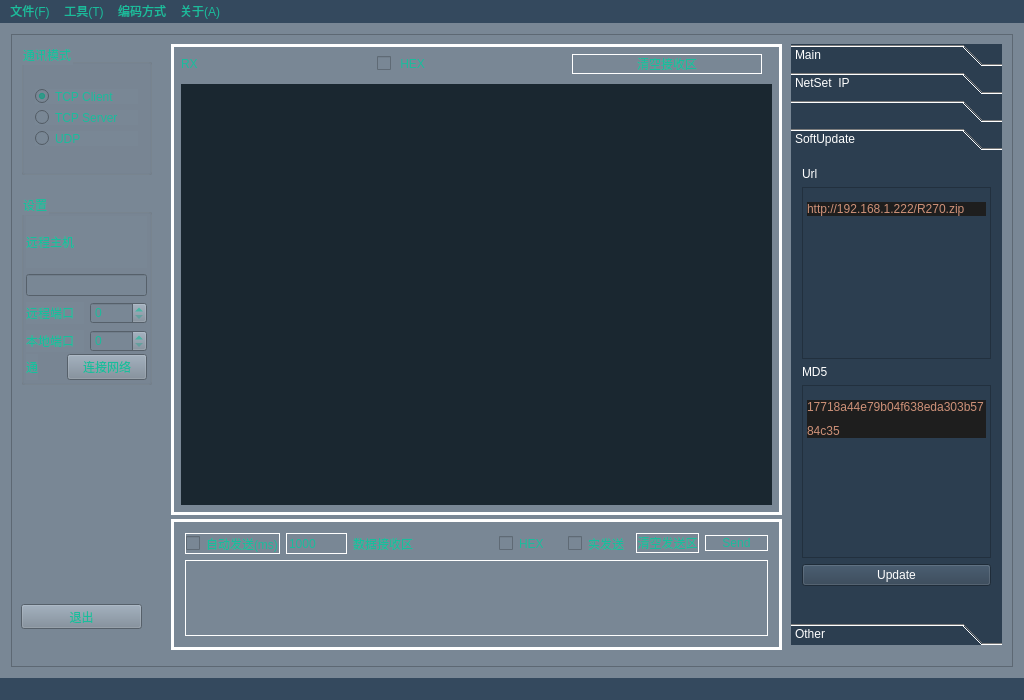
89093522/LSC_Debug, file mainwindow.ui: the form before one commit.
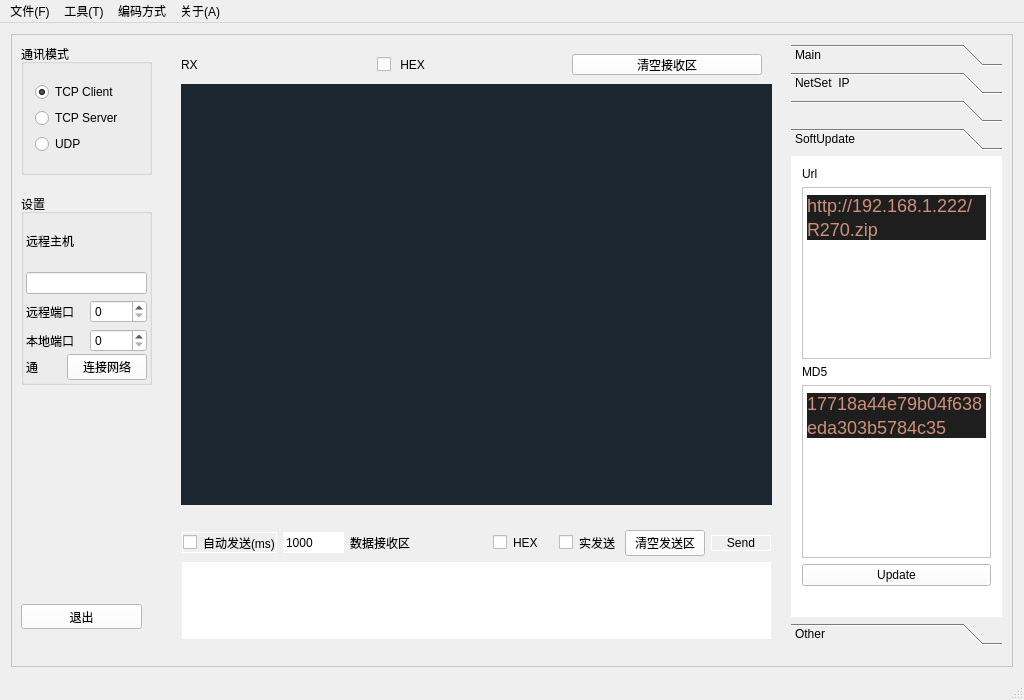
The form after the commit. The open tabs and pages were chosen to show the change.

```diff
--- a/mainwindow.ui
+++ b/mainwindow.ui
@@ -13,12 +13,6 @@
   <property name="windowTitle">
    <string>LSC Tools</string>
   </property>
-  <property name="styleSheet">
-   <string notr="true">border-color: rgb(170, 170, 255);
-color: rgb(26, 188, 156);
-font: 9pt &quot;微软雅黑&quot;;
-background-color: rgb(52, 73, 94);</string>
-  </property>
   <widget class="QWidget" name="centralWidget">
    <property name="palette">
     <palette>
@@ -26,54 +20,54 @@
       <colorrole role="WindowText">
        <brush brushstyle="SolidPattern">
         <color alpha="255">
-         <red>26</red>
-         <green>188</green>
-         <blue>156</blue>
+         <red>0</red>
+         <green>0</green>
+         <blue>0</blue>
         </color>
        </brush>
       </colorrole>
       <colorrole role="Button">
        <brush brushstyle="SolidPattern">
         <color alpha="255">
-         <red>121</red>
-         <green>135</green>
-         <blue>149</blue>
+         <red>255</red>
+         <green>255</green>
+         <blue>255</blue>
         </color>
        </brush>
       </colorrole>
       <colorrole role="Text">
        <brush brushstyle="SolidPattern">
         <color alpha="255">
-         <red>26</red>
-         <green>188</green>
-         <blue>156</blue>
+         <red>0</red>
+         <green>0</green>
+         <blue>0</blue>
         </color>
        </brush>
       </colorrole>
       <colorrole role="ButtonText">
        <brush brushstyle="SolidPattern">
         <color alpha="255">
-         <red>26</red>
-         <green>188</green>
-         <blue>156</blue>
+         <red>0</red>
+         <green>0</green>
+         <blue>0</blue>
         </color>
        </brush>
       </colorrole>
       <colorrole role="Base">
        <brush brushstyle="SolidPattern">
         <color alpha="255">
-         <red>121</red>
-         <green>135</green>
-         <blue>149</blue>
+         <red>255</red>
+         <green>255</green>
+         <blue>255</blue>
         </color>
        </brush>
       </colorrole>
       <colorrole role="Window">
        <brush brushstyle="SolidPattern">
         <color alpha="255">
-         <red>121</red>
-         <green>135</green>
-         <blue>149</blue>
+         <red>255</red>
+         <green>255</green>
+         <blue>255</blue>
         </color>
        </brush>
       </colorrole>
@@ -82,54 +76,54 @@
       <colorrole role="WindowText">
        <brush brushstyle="SolidPattern">
         <color alpha="255">
-         <red>26</red>
-         <green>188</green>
-         <blue>156</blue>
+         <red>0</red>
+         <green>0</green>
+         <blue>0</blue>
         </color>
        </brush>
       </colorrole>
       <colorrole role="Button">
        <brush brushstyle="SolidPattern">
         <color alpha="255">
-         <red>121</red>
-         <green>135</green>
-         <blue>149</blue>
+         <red>255</red>
+         <green>255</green>
+         <blue>255</blue>
         </color>
        </brush>
       </colorrole>
       <colorrole role="Text">
        <brush brushstyle="SolidPattern">
         <color alpha="255">
-         <red>26</red>
-         <green>188</green>
-         <blue>156</blue>
+         <red>0</red>
+         <green>0</green>
+         <blue>0</blue>
         </color>
        </brush>
       </colorrole>
       <colorrole role="ButtonText">
        <brush brushstyle="SolidPattern">
         <color alpha="255">
-         <red>26</red>
-         <green>188</green>
-         <blue>156</blue>
+         <red>0</red>
+         <green>0</green>
+         <blue>0</blue>
         </color>
        </brush>
       </colorrole>
       <colorrole role="Base">
        <brush brushstyle="SolidPattern">
         <color alpha="255">
-         <red>121</red>
-         <green>135</green>
-         <blue>149</blue>
+         <red>255</red>
+         <green>255</green>
+         <blue>255</blue>
         </color>
        </brush>
       </colorrole>
       <colorrole role="Window">
        <brush brushstyle="SolidPattern">
         <color alpha="255">
-         <red>121</red>
-         <green>135</green>
-         <blue>149</blue>
+         <red>255</red>
+         <green>255</green>
+         <blue>255</blue>
         </color>
        </brush>
       </colorrole>
@@ -138,74 +132,63 @@
       <colorrole role="WindowText">
        <brush brushstyle="SolidPattern">
         <color alpha="255">
-         <red>26</red>
-         <green>188</green>
-         <blue>156</blue>
+         <red>0</red>
+         <green>0</green>
+         <blue>0</blue>
         </color>
        </brush>
       </colorrole>
       <colorrole role="Button">
        <brush brushstyle="SolidPattern">
         <color alpha="255">
-         <red>121</red>
-         <green>135</green>
-         <blue>149</blue>
+         <red>255</red>
+         <green>255</green>
+         <blue>255</blue>
         </color>
        </brush>
       </colorrole>
       <colorrole role="Text">
        <brush brushstyle="SolidPattern">
         <color alpha="255">
-         <red>26</red>
-         <green>188</green>
-         <blue>156</blue>
+         <red>0</red>
+         <green>0</green>
+         <blue>0</blue>
         </color>
        </brush>
       </colorrole>
       <colorrole role="ButtonText">
        <brush brushstyle="SolidPattern">
         <color alpha="255">
-         <red>26</red>
-         <green>188</green>
-         <blue>156</blue>
+         <red>0</red>
+         <green>0</green>
+         <blue>0</blue>
         </color>
        </brush>
       </colorrole>
       <colorrole role="Base">
        <brush brushstyle="SolidPattern">
         <color alpha="255">
-         <red>121</red>
-         <green>135</green>
-         <blue>149</blue>
+         <red>255</red>
+         <green>255</green>
+         <blue>255</blue>
         </color>
        </brush>
       </colorrole>
       <colorrole role="Window">
        <brush brushstyle="SolidPattern">
         <color alpha="255">
-         <red>121</red>
-         <green>135</green>
-         <blue>149</blue>
+         <red>255</red>
+         <green>255</green>
+         <blue>255</blue>
         </color>
        </brush>
       </colorrole>
      </disabled>
     </palette>
    </property>
-   <property name="styleSheet">
-    <string notr="true">background-color: rgb(121, 135, 149);</string>
-   </property>
    <layout class="QGridLayout" name="gridLayout">
     <item row="0" column="0">
      <widget class="QFrame" name="frame">
-      <property name="styleSheet">
-       <string notr="true">background-color: rgb(44, 62, 80);
-color: rgb(255, 255, 255);
-font: 9pt &quot;微软雅黑&quot;;
-QPushButton { background: &quot;#E74C3C&quot; }
-border-color: rgb(255, 255, 255);
-border-width:3px</string>
-      </property>
       <property name="frameShape">
        <enum>QFrame::StyledPanel</enum>
       </property>
@@ -227,10 +210,6 @@
          <height>471</height>
         </rect>
        </property>
-       <property name="styleSheet">
-        <string notr="true">border:3px solid white;
-</string>
-       </property>
        <widget class="QWidget" name="widget_5" native="true">
         <property name="geometry">
          <rect>
@@ -240,9 +219,6 @@
           <height>21</height>
          </rect>
         </property>
-        <property name="styleSheet">
-         <string notr="true">border:0px solid white;</string>
-        </property>
         <layout class="QGridLayout" name="gridLayout_8">
          <property name="leftMargin">
           <number>0</number>
@@ -263,9 +239,6 @@
           <layout class="QHBoxLayout" name="horizontalLayout_4">
            <item>
             <widget class="QLabel" name="label_4">
-             <property name="styleSheet">
-              <string notr="true">border:0px solid white;</string>
-             </property>
              <property name="text">
               <string>RX</string>
              </property>
@@ -283,9 +256,6 @@
            </item>
            <item>
             <widget class="QPushButton" name="clearReceive_pushButton">
-             <property name="styleSheet">
-              <string notr="true">  border: 1px solid #ffffff;</string>
-             </property>
              <property name="text">
               <string>清空接收区</string>
              </property>
@@ -344,12 +314,6 @@
        <property name="toolTip">
         <string>&lt;html&gt;&lt;head/&gt;&lt;body&gt;&lt;p&gt;&lt;br/&gt;&lt;/p&gt;&lt;/body&gt;&lt;/html&gt;</string>
        </property>
-       <property name="styleSheet">
-        <string notr="true">background-color: rgb(44, 62, 80);
-color: rgb(255, 255, 255);
-font: 9pt &quot;微软雅黑&quot;;
-QLPushButton { background: &quot;#E74C3C&quot; }</string>
-       </property>
        <property name="title">
         <string>通讯模式</string>
        </property>
@@ -396,12 +360,6 @@
        <property name="toolTip">
         <string>&lt;html&gt;&lt;head/&gt;&lt;body&gt;&lt;p&gt;&lt;br/&gt;&lt;/p&gt;&lt;/body&gt;&lt;/html&gt;</string>
        </property>
-       <property name="styleSheet">
-        <string notr="true">background-color: rgb(44, 62, 80);
-color: rgb(255, 255, 255);
-font: 11pt &quot;微软雅黑&quot;;
-QLPushButton { background: &quot;#E74C3C&quot;;color:&quot;#ffffff&quot; }</string>
-       </property>
        <property name="title">
         <string>设置</string>
        </property>
@@ -531,9 +489,6 @@
          <height>131</height>
         </rect>
        </property>
-       <property name="styleSheet">
-        <string notr="true">border:3px solid white</string>
-       </property>
        <layout class="QVBoxLayout" name="verticalLayout_3">
         <item>
          <layout class="QHBoxLayout" name="horizontalLayout_5">
@@ -629,9 +584,6 @@
           </item>
           <item>
            <widget class="QPushButton" name="clearSend_pushButton">
-            <property name="styleSheet">
-             <string notr="true">border:1px solid white</string>
-            </property>
             <property name="text">
              <string>清空发送区</string>
             </property>
@@ -679,14 +631,6 @@
        <property name="autoFillBackground">
         <bool>false</bool>
        </property>
-       <property name="styleSheet">
-        <string notr="true">background-color: rgb(44, 62, 80);
-color: rgb(255, 255, 255);
-font: 12pt &quot;微软雅黑&quot;;
-border-color: rgb(255, 255, 255);
-
-</string>
-       </property>
        <widget class="QWidget" name="toolBoxPage1" native="true">
         <attribute name="label">
          <string>Main</string>
@@ -1117,8 +1061,8 @@
               <string>&lt;!DOCTYPE HTML PUBLIC &quot;-//W3C//DTD HTML 4.0//EN&quot; &quot;http://www.w3.org/TR/REC-html40/strict.dtd&quot;&gt;
 &lt;html&gt;&lt;head&gt;&lt;meta name=&quot;qrichtext&quot; content=&quot;1&quot; /&gt;&lt;style type=&quot;text/css&quot;&gt;
 p, li { white-space: pre-wrap; }
-&lt;/style&gt;&lt;/head&gt;&lt;body style=&quot; font-family:'微软雅黑'; font-size:12pt; font-weight:400; font-style:normal;&quot;&gt;
-&lt;p style=&quot; margin-top:0px; margin-bottom:0px; margin-left:0px; margin-right:0px; -qt-block-indent:0; text-indent:0px; line-height:24px; background-color:#1e1e1e;&quot;&gt;&lt;span style=&quot; font-family:'Consolas,Courier New,monospace'; font-size:9pt; color:#ce9178;&quot;&gt;http://192.168.1.222/R270.zip&lt;/span&gt;&lt;/p&gt;&lt;/body&gt;&lt;/html&gt;</string>
+&lt;/style&gt;&lt;/head&gt;&lt;body style=&quot; font-family:'SimSun'; font-size:9pt; font-weight:400; font-style:normal;&quot;&gt;
+&lt;p style=&quot; margin-top:0px; margin-bottom:0px; margin-left:0px; margin-right:0px; -qt-block-indent:0; text-indent:0px; line-height:24px; background-color:#1e1e1e;&quot;&gt;&lt;span style=&quot; font-family:'Consolas,Courier New,monospace'; font-size:18px; color:#ce9178;&quot;&gt;http://192.168.1.222/R270.zip&lt;/span&gt;&lt;/p&gt;&lt;/body&gt;&lt;/html&gt;</string>
              </property>
             </widget>
            </item>
@@ -1135,8 +1079,8 @@
               <string>&lt;!DOCTYPE HTML PUBLIC &quot;-//W3C//DTD HTML 4.0//EN&quot; &quot;http://www.w3.org/TR/REC-html40/strict.dtd&quot;&gt;
 &lt;html&gt;&lt;head&gt;&lt;meta name=&quot;qrichtext&quot; content=&quot;1&quot; /&gt;&lt;style type=&quot;text/css&quot;&gt;
 p, li { white-space: pre-wrap; }
-&lt;/style&gt;&lt;/head&gt;&lt;body style=&quot; font-family:'微软雅黑'; font-size:12pt; font-weight:400; font-style:normal;&quot;&gt;
-&lt;p style=&quot; margin-top:0px; margin-bottom:0px; margin-left:0px; margin-right:0px; -qt-block-indent:0; text-indent:0px; line-height:24px; background-color:#1e1e1e;&quot;&gt;&lt;span style=&quot; font-family:'Consolas,Courier New,monospace'; font-size:9pt; color:#ce9178;&quot;&gt;17718a44e79b04f638eda303b5784c35&lt;/span&gt;&lt;/p&gt;&lt;/body&gt;&lt;/html&gt;</string>
+&lt;/style&gt;&lt;/head&gt;&lt;body style=&quot; font-family:'SimSun'; font-size:9pt; font-weight:400; font-style:normal;&quot;&gt;
+&lt;p style=&quot; margin-top:0px; margin-bottom:0px; margin-left:0px; margin-right:0px; -qt-block-indent:0; text-indent:0px; line-height:24px; background-color:#1e1e1e;&quot;&gt;&lt;span style=&quot; font-family:'Consolas,Courier New,monospace'; font-size:18px; color:#ce9178;&quot;&gt;17718a44e79b04f638eda303b5784c35&lt;/span&gt;&lt;/p&gt;&lt;/body&gt;&lt;/html&gt;</string>
              </property>
             </widget>
            </item>
```
Left out of the diff: 4 changed lines with no effect on the pictures.
